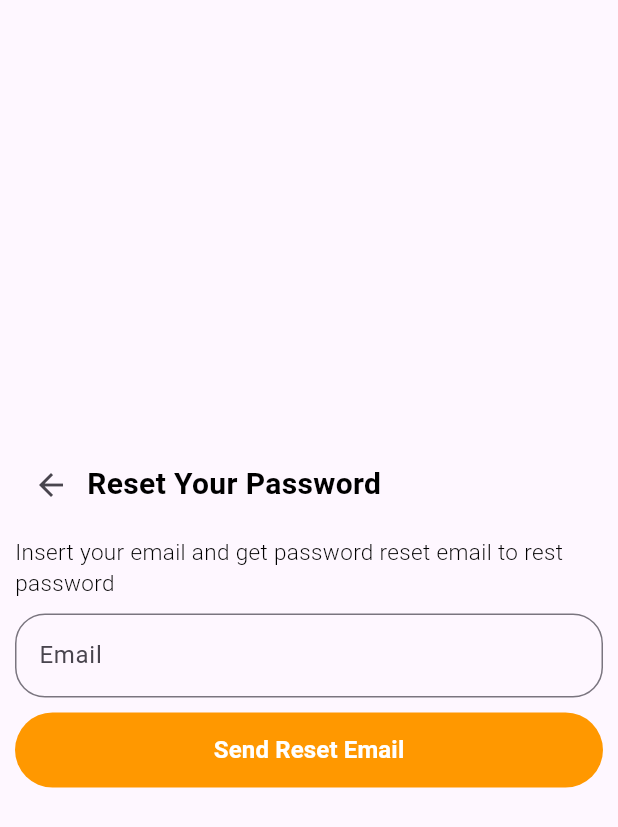
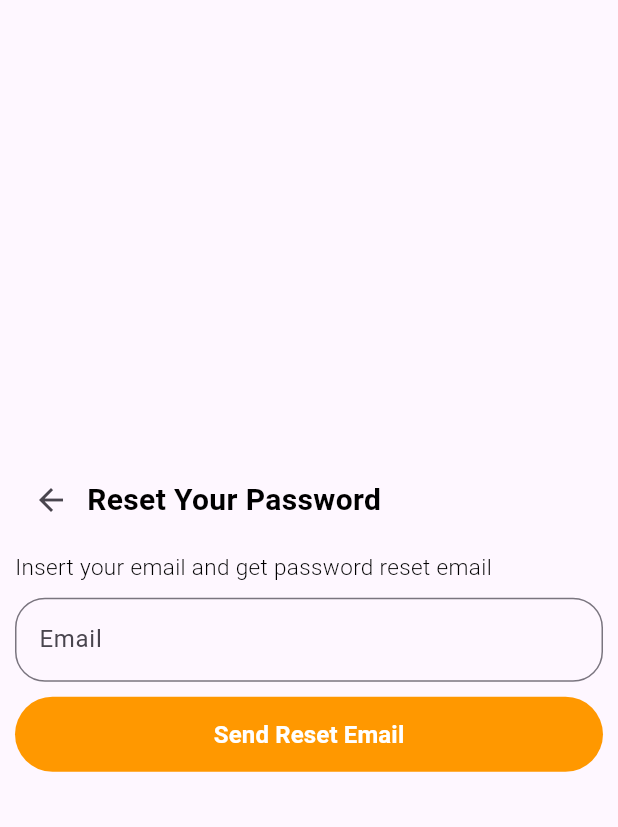
Before and after one commit to migarakavishan/littletherapist, a Flutter app: the ForgotPassword screen opened directly, on a phone screen of 412 x 824 dp. Shown: the top 827 px of the screen. Run offline on Flutter 3.47's test engine with Material 3 defaults, Android fonts, the light colour scheme and no system bars; our stand-ins replace carousel_slider, flutter_animate.

Commit message:
Update forgot_password.dart
for developing games

```diff
--- a/lib/screens/auth_screen/forgot_password/forgot_password.dart
+++ b/lib/screens/auth_screen/forgot_password/forgot_password.dart
@@ -36,7 +36,7 @@ class _ForgotPasswordState extends State<ForgotPassword> {
                 height: 10,
               ),
               const Text(
-                "Insert your email and get password reset email to rest password",
+                "Insert your email and get password reset email",
                 style: TextStyle(
                     color: Colors.black,
                     fontSize: 15,
```
